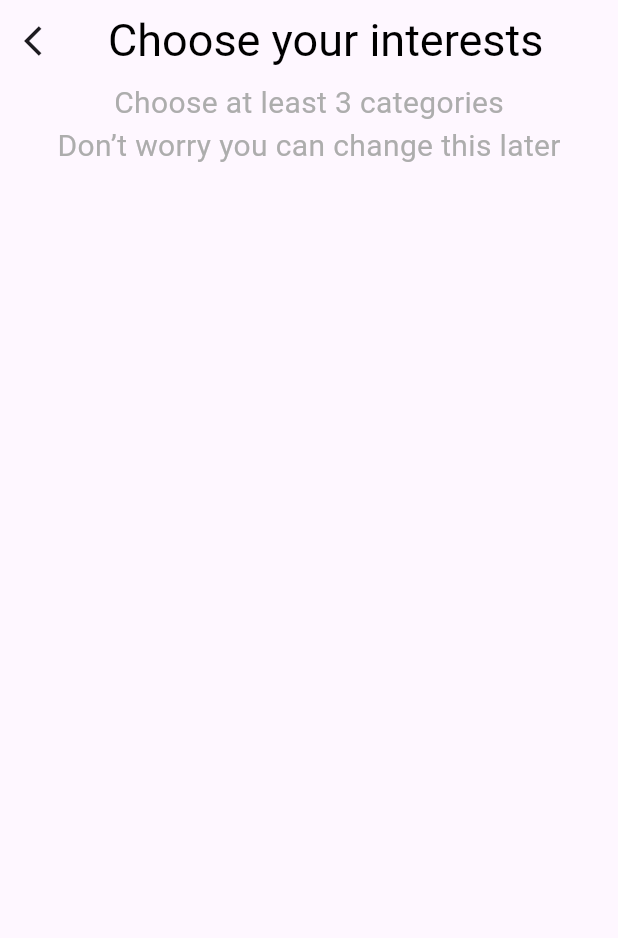
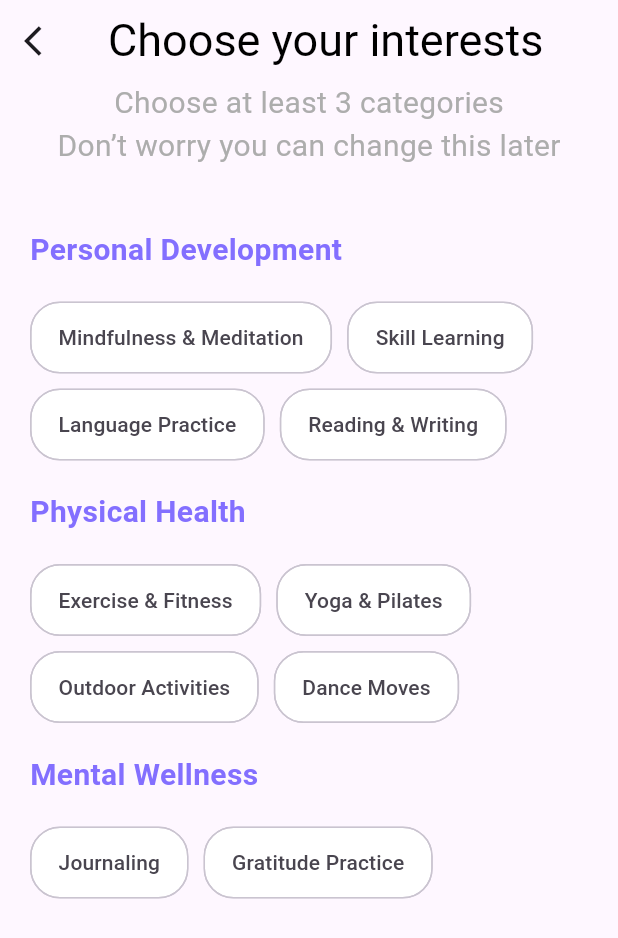
Before and after one commit to jjlamach/spontaneo_pro, a Flutter app: the SelectYourInterestsPage screen opened by its route, on a phone screen of 412 x 824 dp. Shown: the top 938 px of the screen. Run offline on Flutter 3.47's test engine with Material 3 defaults, Android fonts, the phone set to English and light mode, and no system bars; our stand-ins replace get_it, go_router.

Commit message:
select your interests
- Dummy data

```diff
--- /dev/null
+++ b/lib/models/categories.dart
@@ -0,0 +1,5 @@
+class Categories {
+  final String title;
+  final List<String> categories;
+  Categories(this.title, this.categories);
+}
--- a/lib/views/onboarding/select_your_interests_page.dart
+++ b/lib/views/onboarding/select_your_interests_page.dart
@@ -1,6 +1,7 @@
 import 'package:flutter/material.dart';
 import 'package:go_router/go_router.dart';
 import 'package:spontaneo_pro/colors.dart';
+import 'package:spontaneo_pro/models/categories.dart';
 import 'package:spontaneo_pro/strings.dart';
 
 class SelectYourInterestsPage extends StatelessWidget {
@@ -8,6 +9,33 @@ class SelectYourInterestsPage extends StatelessWidget {
 
   @override
   Widget build(BuildContext context) {
+    final List<Categories> items = [
+      Categories(
+        'Personal Development',
+        [
+          'Mindfulness & Meditation',
+          'Skill Learning',
+          'Language Practice',
+          'Reading & Writing',
+        ],
+      ),
+      Categories(
+        'Physical Health',
+        [
+          'Exercise & Fitness',
+          'Yoga & Pilates',
+          'Outdoor Activities',
+          'Dance Moves',
+        ],
+      ),
+      Categories(
+        'Mental Wellness',
+        [
+          'Journaling',
+          'Gratitude Practice',
+        ],
+      )
+    ];
     return Scaffold(
       appBar: AppBar(
         leading: IconButton(
@@ -48,6 +76,54 @@ class SelectYourInterestsPage extends StatelessWidget {
           ),
         ),
       ),
+      body: Padding(
+        padding: const EdgeInsets.only(
+          top: 40.0,
+          left: 20.0,
+          right: 20.0,
+          bottom: 20.0,
+        ),
+        child: ListView.separated(
+          physics: const NeverScrollableScrollPhysics(),
+          itemBuilder: (context, index) => Column(
+            crossAxisAlignment: CrossAxisAlignment.start,
+            children: [
+              Text(
+                items[index].title,
+                style: const TextStyle(
+                  fontSize: 20.0,
+                  fontWeight: FontWeight.w700,
+                  color: AppColor.purple,
+                ),
+              ),
+              const SizedBox(height: 20.0),
+              Wrap(
+                spacing: 10.0,
+                runSpacing: 10.0,
+                children: items[index]
+                    .categories
+                    .map(
+                      (subCategory) => Chip(
+                        label: Text(subCategory, textAlign: TextAlign.center),
+                        backgroundColor: Colors.white,
+                        // padding: EdgeInsets.zero,
+                        labelPadding: const EdgeInsets.symmetric(
+                          vertical: 5.0,
+                          horizontal: 10.0,
+                        ),
+                        shape: RoundedRectangleBorder(
+                          borderRadius: BorderRadius.circular(20.0),
+                        ),
+                      ),
+                    )
+                    .toList(),
+              ),
+            ],
+          ),
+          separatorBuilder: (context, index) => const SizedBox(height: 20.0),
+          itemCount: items.length,
+        ),
+      ),
     );
   }
 }
```
